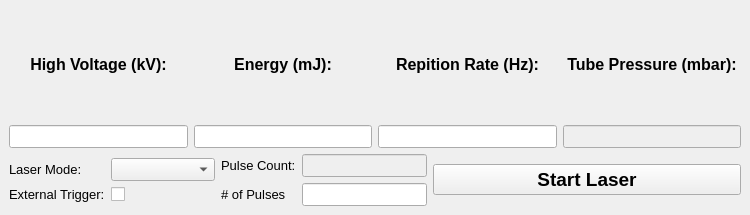
Before: the Qt Designer form src/ui/docked_laser_status_control.ui in ibrummel/PLD-Laser-Brain, drawn with Qt 5.
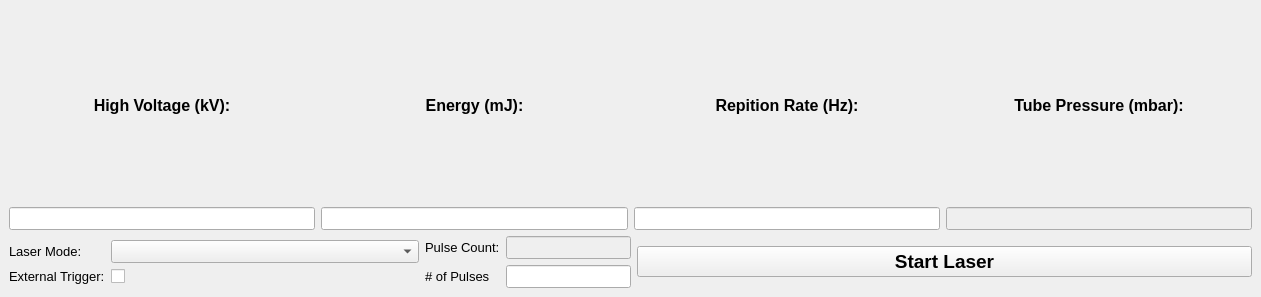
After: the same form once the commit is applied. Icons and pictures are not drawn.

Commit message: Added total and user pulse counter fields to the settings dialog for easier monitoring. Added supporting functions. Updated tooltip for user pulse counter readout in LSC.

```diff
--- a/src/ui/docked_laser_status_control.ui
+++ b/src/ui/docked_laser_status_control.ui
@@ -6,8 +6,8 @@
    <rect>
     <x>0</x>
     <y>0</y>
-    <width>750</width>
-    <height>215</height>
+    <width>1261</width>
+    <height>297</height>
    </rect>
   </property>
   <property name="sizePolicy">
@@ -18,8 +18,8 @@
   </property>
   <property name="minimumSize">
    <size>
-    <width>750</width>
-    <height>215</height>
+    <width>1261</width>
+    <height>297</height>
    </size>
   </property>
   <property name="font">
```
Left out of the diff: 2 changed lines with no effect on the pictures. The commit also changes 2 other files.
